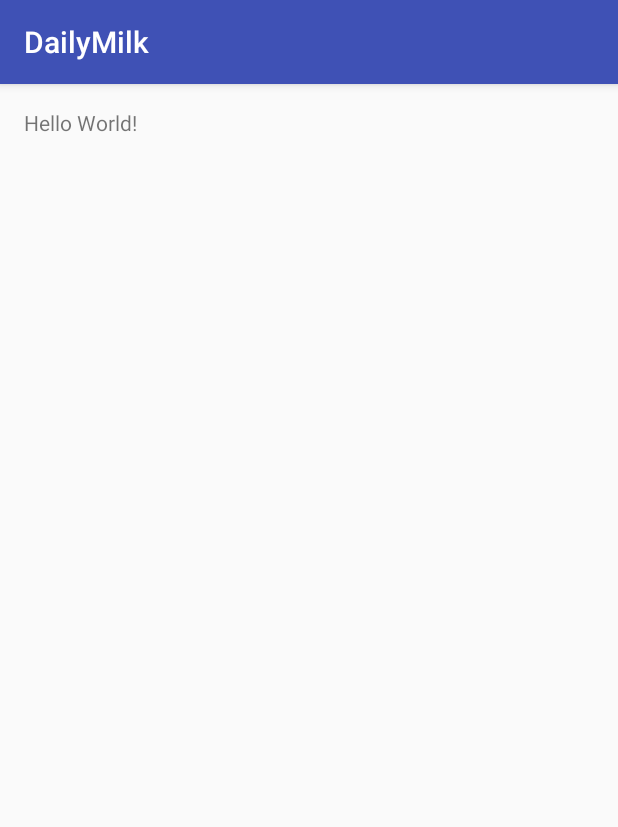
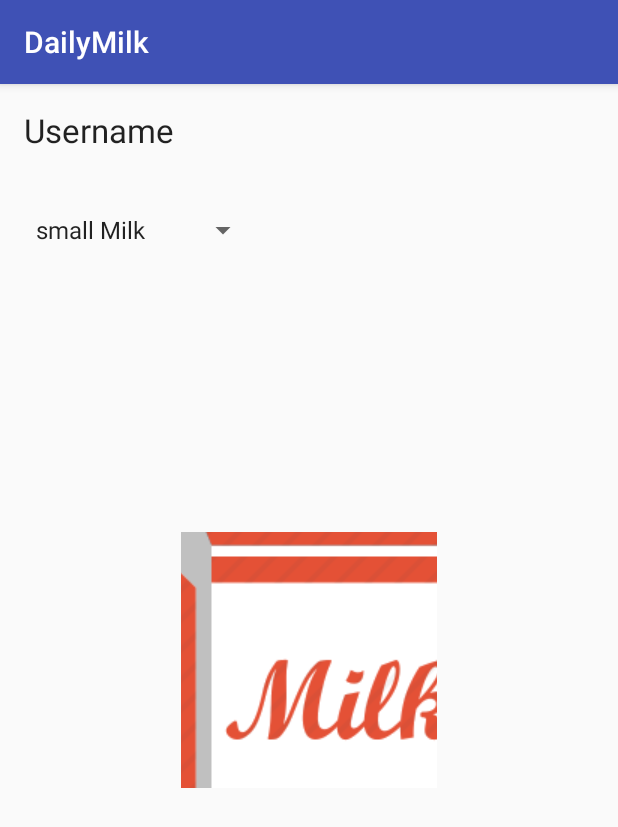
Before and after one commit to Gabsii/DailyMilk, an Android app: the MainActivity screen opened directly, with no data from a screen before it, on a phone screen of 412 x 824 dp. Shown: the top 827 px of the screen. Run offline under Robolectric (Android 15) with nearby library versions, the phone set to English and light mode, and no system bars.

Commit message:
MainActivity / OrderStateActivity
MainActivity Layout and intent onButtonClick --> OrderStateAcivity

```diff
--- a/app/src/main/java/dailymilk/com/dailymilk/User/MainActivity.java
+++ b/app/src/main/java/dailymilk/com/dailymilk/User/MainActivity.java
@@ -1,7 +1,9 @@
 package dailymilk.com.dailymilk.User;
 
+import android.content.Intent;
 import android.support.v7.app.AppCompatActivity;
 import android.os.Bundle;
+import android.view.View;
 
 import dailymilk.com.dailymilk.R;
 
@@ -12,4 +14,9 @@ public class MainActivity extends AppCompatActivity {
         super.onCreate(savedInstanceState);
         setContentView(R.layout.activity_main);
     }
+
+    public void onOrder(View view) {
+        Intent intent = new Intent(this, OrderStateActivity.class);
+        startActivity(intent);
+    }
 }
--- a/app/src/main/res/layout/activity_main.xml
+++ b/app/src/main/res/layout/activity_main.xml
@@ -13,5 +13,29 @@
     <TextView
         android:layout_width="wrap_content"
         android:layout_height="wrap_content"
-        android:text="Hello World!" />
+        android:textAppearance="?android:attr/textAppearanceLarge"
+        android:text="Username"
+        android:id="@+id/textView"
+        android:layout_alignParentTop="true"
+        android:layout_alignParentLeft="true"
+        android:layout_alignParentStart="true" />
+
+    <Spinner
+        android:layout_width="wrap_content"
+        android:layout_height="wrap_content"
+        android:id="@+id/spinner"
+        android:entries="@array/drinks"
+        android:layout_below="@+id/textView"
+        android:layout_marginTop="40dp" />
+
+    <ImageButton
+        android:layout_width="256px"
+        android:layout_height="256px"
+        android:id="@+id/imageButton"
+        android:layout_centerVertical="true"
+        android:layout_centerHorizontal="true"
+        android:src="@drawable/dailymilk"
+        android:onClick="onOrder"/>
+
+
 </RelativeLayout>
--- a/app/src/main/res/values/strings.xml
+++ b/app/src/main/res/values/strings.xml
@@ -14,4 +14,9 @@
     <string name="permission_rationale">"Contacts permissions are needed for providing email
         completions."
     </string>
+    <string-array name="drinks">
+        <item>small Milk</item>
+        <item>medium Milk</item>
+        <item>big Milk</item>
+    </string-array>
 </resources>
```
